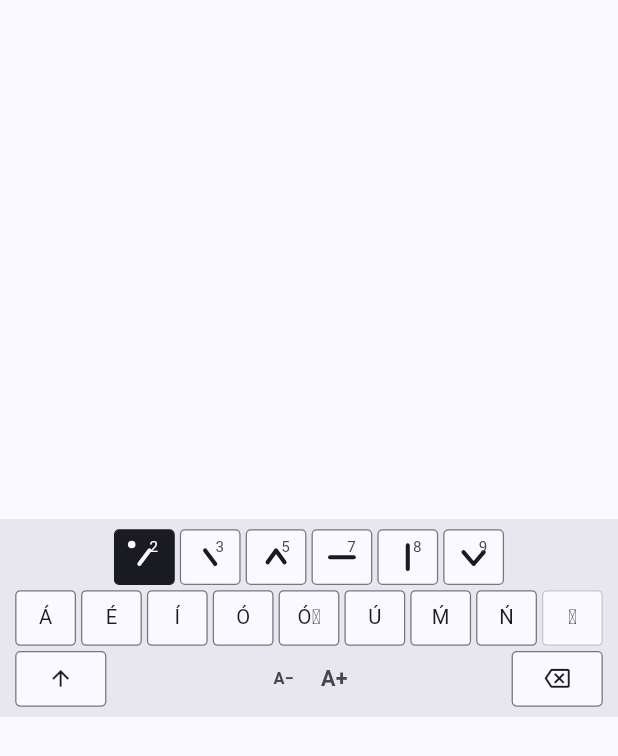
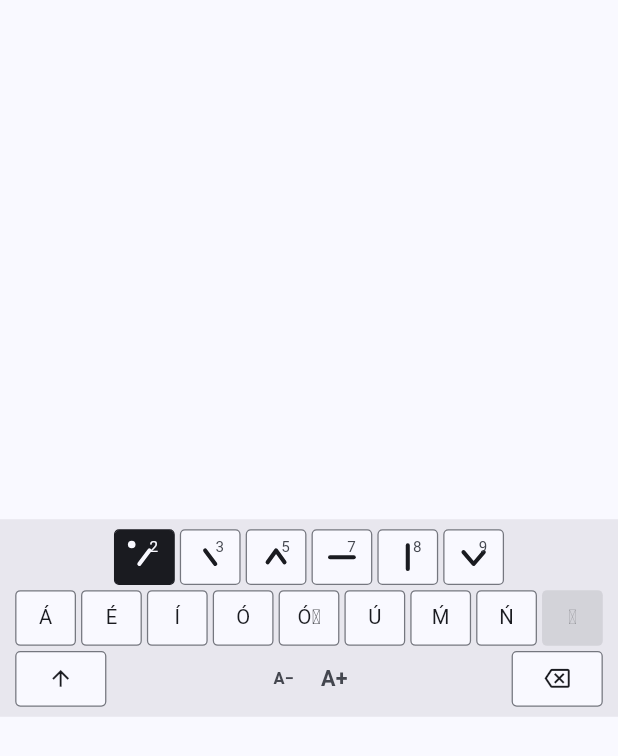
Before and after one commit to chiangctech3d/taiwanese_keyboard, a Flutter app: the screen it shows after launch, after a tap on an icon or button, on a phone screen of 412 x 824 dp. Shown: the top 756 px of the screen. Run offline on Flutter 3.47's test engine with Material 3 defaults, Android fonts, the phone set to English and light mode, and no system bars; our stand-ins replace package_info_plus, shared_preferences; missing offline and left inert: dart:ffi, win32; network calls fail.

Commit message:
fix: tom 9 de m e n com caron; tecla desativada mais escura
m̆/n̆ (meia-lua) viram m̌/ň, como as vogais. A tecla sem ação (ⁿ com
acento escolhido) afunda no fundo, sem borda, com o caractere apagado.

Co-Authored-By: Claude Opus 5.5 <noreply@anthropic.com>

```diff
--- a/lib/data/poj_chars.dart
+++ b/lib/data/poj_chars.dart
@@ -72,7 +72,7 @@ const List<List<PojKey>> pojRows = [
     PojKey('m̂', 'M̂'),
     PojKey('m̄', 'M̄'),
     PojKey('m̍', 'M̍'),
-    PojKey('m̆', 'M̆'),
+    PojKey('m̌', 'M̌'),
   ],
   [
     PojKey('ń', 'Ń'),
@@ -80,7 +80,7 @@ const List<List<PojKey>> pojRows = [
     PojKey('n̂', 'N̂'),
     PojKey('n̄', 'N̄'),
     PojKey('n̍', 'N̍'),
-    PojKey('n̆', 'N̆'),
+    PojKey('ň', 'Ň'),
   ],
 ];
 
@@ -101,7 +101,7 @@ const PojKey ohNoTone = PojKey('o͘', 'O͘');
 
 /// Marca de cada tom, na forma isolada (sem letra), na ordem de
 /// [toneHeaders]. Tom 5 = circunflexo (U+02C6), tom 9 = caron (U+02C7,
-/// a meia-lua), tom 8 = linha vertical (U+02C8).
+/// o V), tom 8 = linha vertical (U+02C8).
 const List<String> toneMarks = ['´', '`', 'ˆ', '¯', 'ˈ', 'ˇ'];
 
 /// Nasalização.
--- a/lib/ui/keyboard_grid.dart
+++ b/lib/ui/keyboard_grid.dart
@@ -249,7 +249,7 @@ const double _padY = 8;
 final _radius = BorderRadius.circular(4);
 
 /// Tecla de 44 px: folha com linha forte; armada, tinta com ponto de 6 px
-/// (Armed Rule); travada, sublinhada; sem ação, desativada em tom neutro.
+/// (Armed Rule); travada, sublinhada; sem ação, desativada: mais escura, sem borda, caractere apagado.
 class _Key extends StatefulWidget {
   const _Key({
     super.key,
@@ -282,14 +282,23 @@ class _KeyState extends State<_Key> {
     final scheme = Theme.of(context).colorScheme;
     final enabled = widget.onTap != null;
     final armed = enabled && widget.armed;
-    final Color fill = armed ? scheme.onSurface : scheme.surface;
+    // Desativada: afunda no fundo (mais escura que as outras teclas, sem
+    // borda) e o caractere quase some, para ler como "aqui não".
+    final Color fill = !enabled
+        ? Color.alphaBlend(
+            scheme.onSurface.withValues(alpha: 0.10),
+            scheme.surfaceContainerHigh,
+          )
+        : armed
+            ? scheme.onSurface
+            : scheme.surface;
     final Color fg = !enabled
-        ? scheme.onSurfaceVariant
+        ? scheme.onSurface.withValues(alpha: 0.30)
         : armed
             ? scheme.surface
             : scheme.onSurface;
     final Color border = !enabled
-        ? scheme.outlineVariant
+        ? Colors.transparent
         : armed
             ? scheme.onSurface
             : _hover
```
Also changed, not shown: 1 other file.
